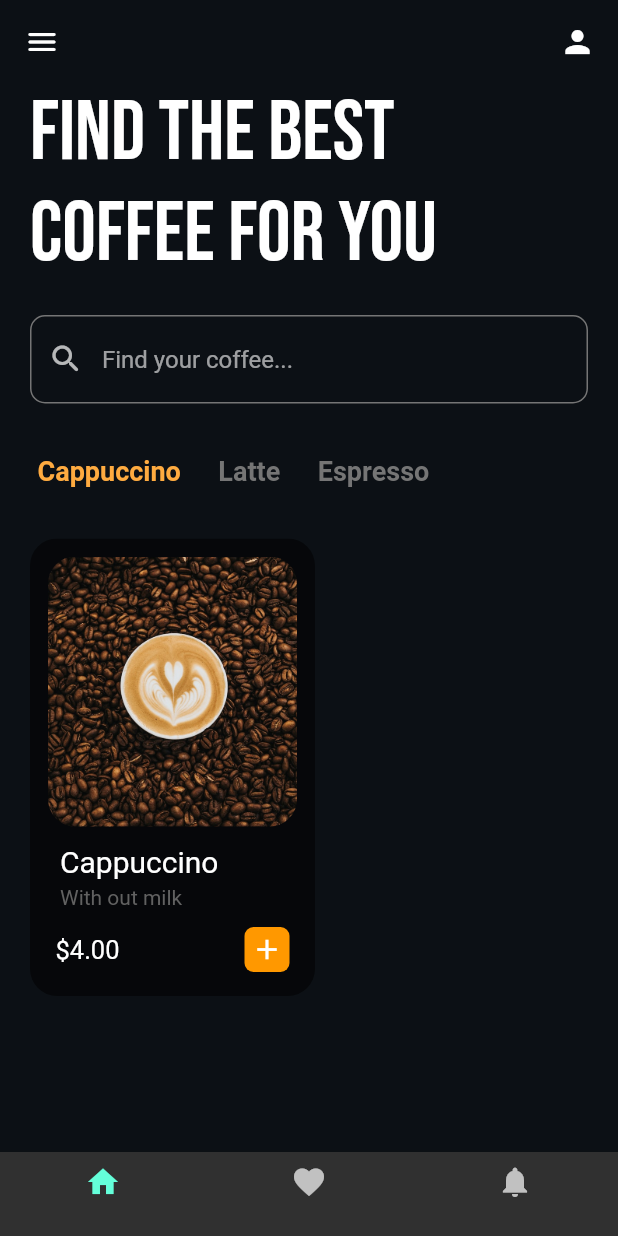
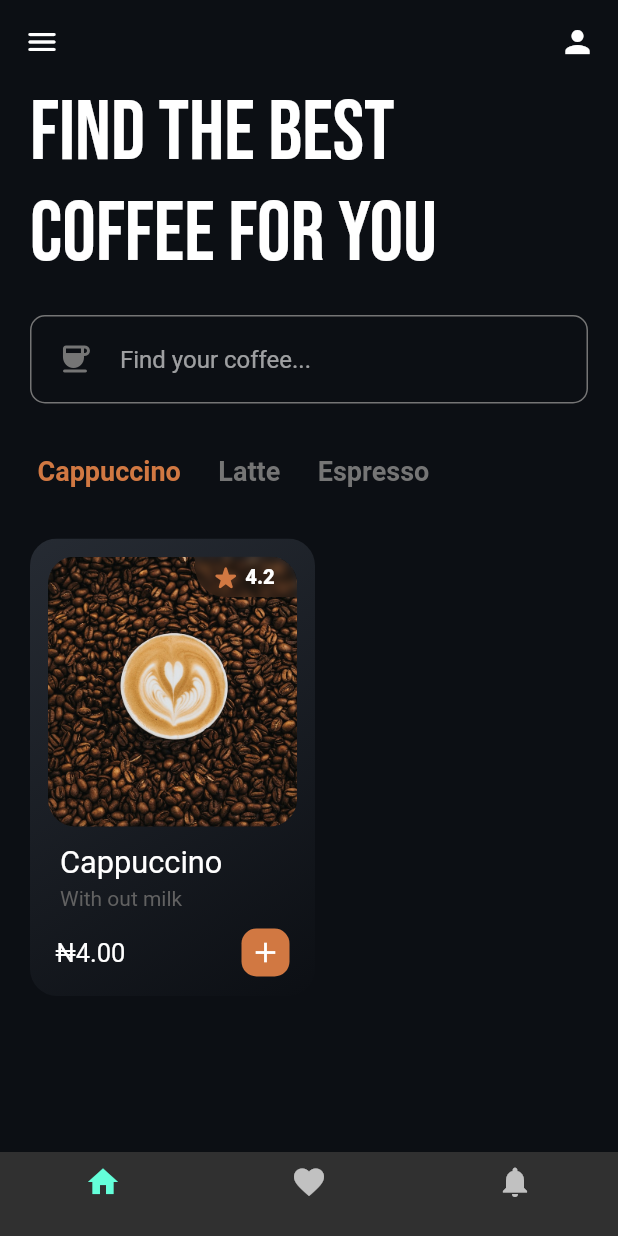
Before and after one commit to devBamidele/coffee_ui, a Flutter app: the screen it shows after launch, on a phone screen of 412 x 824 dp. Run offline on Flutter 3.47's test engine with Material 2 defaults, Android fonts, the phone set to English and light mode, and no system bars; our stand-ins replace auto_route, blur, google_fonts, responsive_framework.

Commit message:
Working on the coffee type list v.2

```diff
--- a/lib/screens/home_page.dart
+++ b/lib/screens/home_page.dart
@@ -23,6 +23,21 @@ class _HomePageState extends State<HomePage> {
       }
       sampleData[index][1] = true;
     });
+  }
+
+  late FocusNode myFocusNode;
+
+  @override
+  void initState() {
+    super.initState();
+    myFocusNode = FocusNode();
+  }
+
+  @override
+  void dispose() {
+    // Clean up the focus node when the Form is disposed.
+    myFocusNode.dispose();
+    super.dispose();
   }
 
   @override
@@ -59,6 +74,7 @@ class _HomePageState extends State<HomePage> {
           ],
         ),
         body: SafeArea(
+          child: SingleChildScrollView(
             child: Column(
               children: [
                 Padding(
@@ -73,9 +89,18 @@ class _HomePageState extends State<HomePage> {
                 addVerticalSpace(pageSpacing),
                 Padding(
                   padding: EdgeInsets.symmetric(horizontal: pageSpacing),
-                child: const TextField(
+                  child: TextField(
+                    focusNode: myFocusNode,
                     decoration: InputDecoration(
-                    prefixIcon: Icon(Icons.search_rounded),
+                      prefixIcon: Padding(
+                        padding: const EdgeInsets.only(left: 18, right: 18),
+                        child: Icon(
+                          Icons.coffee_rounded,
+                          color: myFocusNode.hasPrimaryFocus
+                              ? colorSec
+                              : borderColor,
+                        ),
+                      ),
                       hintText: 'Find your coffee...',
                     ),
                   ),
@@ -103,13 +128,21 @@ class _HomePageState extends State<HomePage> {
                   height: 320,
                   child: ListView(
                     scrollDirection: Axis.horizontal,
-                  children: const [CoffeeTile()],
+                    children: const [
+                      CoffeeTile(
+                        path: 'assets/images/coffee1.jpg',
+                        price: 4,
+                        extras: 'With out milk',
+                        coffee: 'Cappuccino',
+                      ),
+                    ],
                   ),
                 )
               ],
             ),
           ),
         ),
+      ),
     );
   }
 }
--- a/lib/theme_data/theme.dart
+++ b/lib/theme_data/theme.dart
@@ -5,9 +5,14 @@ class MyTheme {
   ThemeData themeData = ThemeData(
     brightness: Brightness.dark,
     scaffoldBackgroundColor: colorBackground,
-    primarySwatch: Colors.orange,
     inputDecorationTheme: InputDecorationTheme(
-      focusedBorder: inputBorder,
+      // prefixIconColor: colorSec,
+      focusedBorder: inputBorder.copyWith(
+        borderSide: const BorderSide(
+          color: Colors.white60,
+          width: 1.5,
+        ),
+      ),
       enabledBorder: inputBorder,
     ),
   );
--- a/lib/utils/coffee_tile.dart
+++ b/lib/utils/coffee_tile.dart
@@ -1,3 +1,5 @@
+import 'package:blur/blur.dart';
+import 'package:coffee_ui/utils/custom_functions.dart';
 import 'package:coffee_ui/utils/widget_functions.dart';
 import 'package:flutter/material.dart';
 
@@ -6,7 +8,16 @@ import 'constants.dart';
 class CoffeeTile extends StatelessWidget {
   const CoffeeTile({
     Key? key,
+    required this.path,
+    required this.price,
+    required this.coffee,
+    required this.extras,
   }) : super(key: key);
+
+  final String path;
+  final num price;
+  final String coffee;
+  final String extras;
 
   @override
   Widget build(BuildContext context) {
@@ -20,22 +31,66 @@ class CoffeeTile extends StatelessWidget {
         // The most exterior rectangle
         borderRadius: BorderRadius.circular(18),
         child: Container(
+          decoration: const BoxDecoration(
+            gradient: LinearGradient(
+              begin: Alignment.topLeft,
+              end: Alignment.bottomRight,
+              colors: [
+                Color(0xff262B33),
+                colorBackground,
+              ],
+            ),
+          ),
           padding: const EdgeInsets.all(12),
           width: 190,
-          color: Colors.black54,
           child: Column(
             crossAxisAlignment: CrossAxisAlignment.start,
             children: [
               ClipRRect(
                 // The Rectangle clipping the image
                 borderRadius: BorderRadius.circular(18),
-                child: SizedBox(
-                  height: 180,
-                  width: double.maxFinite,
-                  child: Image.asset(
-                    'assets/images/coffee1.jpg',
-                    fit: BoxFit.fitWidth,
-                  ),
+                child: Stack(
+                  children: [
+                    SizedBox(
+                      height: 180,
+                      width: double.maxFinite,
+                      child: Image.asset(
+                        path,
+                        fit: BoxFit.fitWidth,
+                      ),
+                    ),
+                    Positioned(
+                      right: 0,
+                      child: SizedBox(
+                        child: Row(
+                          children: [
+                            const Icon(
+                              Icons.star_rate_rounded,
+                              size: 21,
+                              color: colorSec,
+                            ),
+                            addHorizontalSpace(2.5),
+                            const Text(
+                              '4.2',
+                              style: TextStyle(
+                                fontSize: 13.5,
+                                fontWeight: FontWeight.w800,
+                              ),
+                            )
+                          ],
+                        ),
+                      ).frosted(
+                        blur: 3,
+                        frostColor: Colors.transparent,
+                        width: 68,
+                        height: 27,
+                        borderRadius: const BorderRadius.only(
+                          bottomLeft: Radius.circular(20),
+                        ),
+                        padding: const EdgeInsets.only(left: 10),
+                      ),
+                    )
+                  ],
                 ),
               ),
               Padding(
@@ -44,13 +99,15 @@ class CoffeeTile extends StatelessWidget {
                 child: Column(
                   crossAxisAlignment: CrossAxisAlignment.start,
                   children: [
-                    const Text(
-                      'Cappuccino',
-                      style: TextStyle(fontSize: 20),
+                    Text(
+                      coffee,
+                      style: const TextStyle(
+                        fontSize: 20.5,
+                      ),
                     ),
                     addVerticalSpace(4),
                     Text(
-                      'With out milk',
+                      extras,
                       style: TextStyle(color: Colors.grey[700]),
                     ),
                   ],
@@ -61,16 +118,16 @@ class CoffeeTile extends StatelessWidget {
                 child: Row(
                   mainAxisAlignment: MainAxisAlignment.spaceBetween,
                   children: [
-                    const Text(
-                      '\$4.00',
-                      style: TextStyle(fontSize: 17),
+                    Text(
+                      formatCurrency(price, decimalCount: 2),
+                      style: const TextStyle(fontSize: 17),
                     ),
                     Container(
-                      height: 30,
-                      width: 30,
+                      height: 32,
+                      width: 32,
                       decoration: BoxDecoration(
-                        color: Colors.orange,
-                        borderRadius: BorderRadius.circular(6),
+                        color: colorSec,
+                        borderRadius: BorderRadius.circular(10),
                       ),
                       child: const Icon(
                         Icons.add,
--- a/lib/utils/coffee_type.dart
+++ b/lib/utils/coffee_type.dart
@@ -25,7 +25,7 @@ class CoffeeType extends StatelessWidget {
             style: TextStyle(
               fontSize: 18,
               fontWeight: FontWeight.bold,
-              color: selected ? Colors.orangeAccent : borderColor,
+              color: selected ? colorSec : borderColor,
             ),
           ),
         ),
--- a/lib/utils/constants.dart
+++ b/lib/utils/constants.dart
@@ -1,7 +1,8 @@
 import 'package:flutter/material.dart';
 
-const colorBackground = Color(0xff0C1015);
+const colorBackground = Color(0xff0C0F14);
 final borderColor = Colors.grey.shade600;
+const colorSec = Color(0xffD17842);
 
 double pageSpacing = 20;
 
--- /dev/null
+++ b/lib/utils/custom_functions.dart
@@ -0,0 +1,9 @@
+import 'package:intl/intl.dart';
+
+String formatCurrency(num amount, {int decimalCount = 0}) {
+  final formatCurrency = NumberFormat.simpleCurrency(
+    decimalDigits: decimalCount,
+    name: 'NGN',
+  );
+  return formatCurrency.format(amount);
+}
--- a/pubspec.yaml
+++ b/pubspec.yaml
@@ -36,6 +36,8 @@ dependencies:
   cupertino_icons: ^1.0.2
   auto_route: ^5.0.3
   responsive_framework: ^0.2.0
+  intl: ^0.17.0
+  blur: ^3.1.0
   google_fonts:
 
 dev_dependencies:
```
Also changed, not shown: pubspec.lock. Lines whose indentation alone changed are shown as unchanged.
